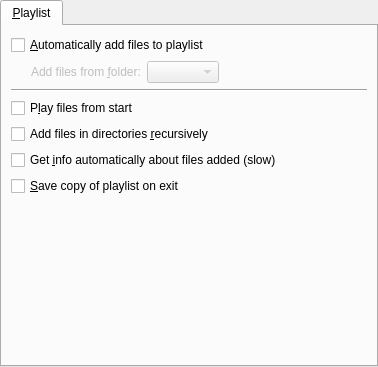
Above: src/gui/pref/prefplaylist.ui from wilbert2000/wzplayer before the change. Below: the same form after it.
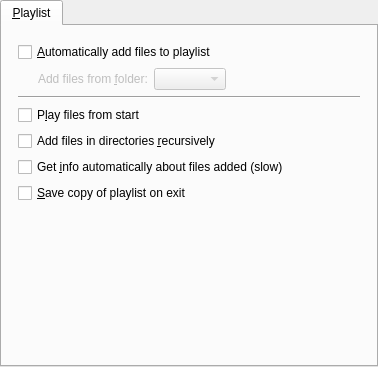
That is the form after the change.

```diff
--- a/src/gui/pref/prefplaylist.ui
+++ b/src/gui/pref/prefplaylist.ui
@@ -24,6 +24,9 @@
        <string>&amp;Playlist</string>
       </attribute>
       <layout class="QVBoxLayout">
+       <property name="margin">
+        <number>16</number>
+       </property>
        <item>
         <widget class="QCheckBox" name="auto_add_to_playlist_check">
          <property name="text">
```
